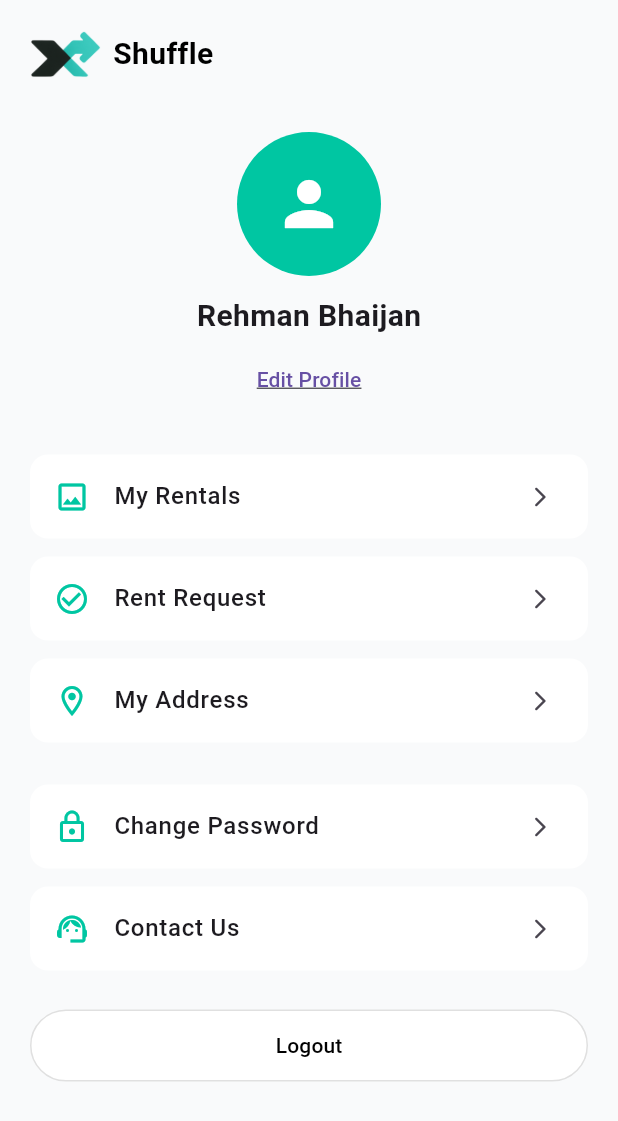
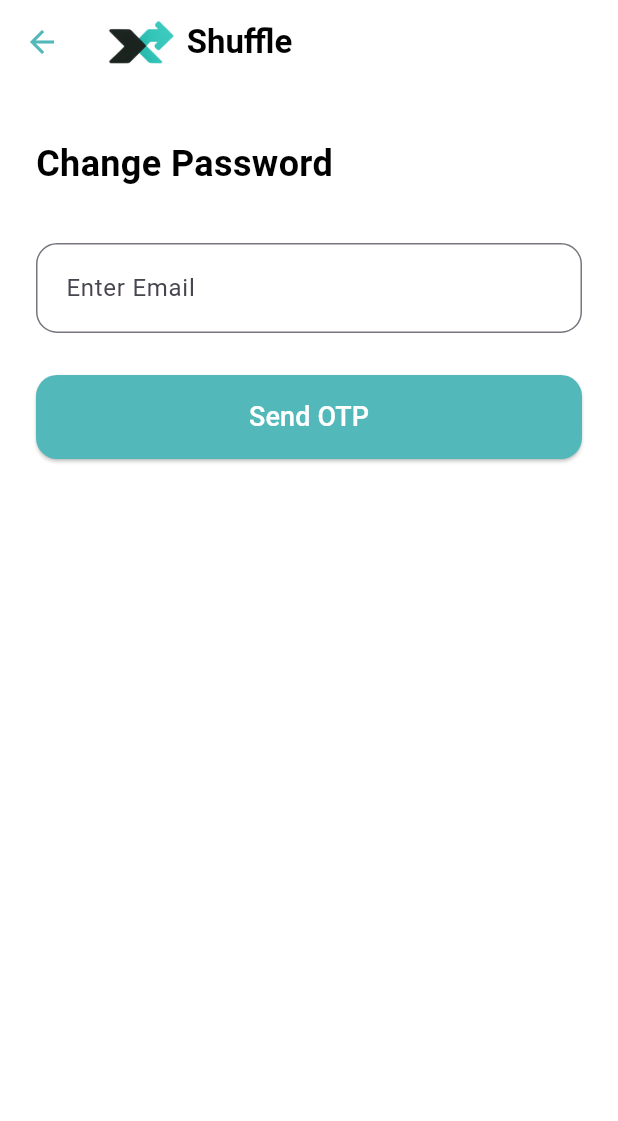
Before and after one commit to acktron/shuffle_native, a Flutter app: the ProfilePage screen opened directly, after a tap on "Change Password", on a phone screen of 412 x 824 dp. Shown: the top 1121 px of the screen. Run offline on Flutter 3.47's test engine with Material 3 defaults, Android fonts, the phone set to English and light mode, and no system bars; our stand-ins replace dio, flutter_secure_storage, geocoding, geolocator, google_maps_flutter, image_picker and 1 more; accounts and stored records are empty.

Commit message:
change_password_page

```diff
--- /dev/null
+++ b/lib/change_password.dart
@@ -0,0 +1,88 @@
+import 'package:flutter/material.dart';
+
+class ChangePasswordPage extends StatelessWidget {
+  const ChangePasswordPage({super.key});
+
+  @override
+  Widget build(BuildContext context) {
+    final Color tealColor = const Color(0xFF52B8B9);
+
+    return Scaffold(
+      backgroundColor: Colors.white,
+      appBar: AppBar(
+        backgroundColor: Colors.white,
+        elevation: 0,
+        leading: IconButton(
+          icon: Icon(Icons.arrow_back, color: tealColor),
+          onPressed: () {
+            Navigator.pop(context);
+          },
+        ),
+        title: Row(
+          children: [
+            Image.asset(
+              'assesets/images/MainLogo.png', // Change to your logo asset path
+              height: 30,
+            ),
+            const SizedBox(width: 8),
+            Text(
+              'Shuffle',
+              style: TextStyle(
+                color: Colors.black,
+                fontWeight: FontWeight.bold,
+              ),
+            ),
+          ],
+        ),
+      ),
+      body: Padding(
+        padding: const EdgeInsets.symmetric(horizontal: 24, vertical: 12),
+        child: Column(
+          crossAxisAlignment: CrossAxisAlignment.start,
+          children: [
+            const SizedBox(height: 24),
+            Text(
+              "Change Password",
+              style: TextStyle(
+                fontSize: 24,
+                fontWeight: FontWeight.bold,
+                color: Colors.black,
+              ),
+            ),
+            const SizedBox(height: 36),
+            TextField(
+              decoration: InputDecoration(
+                hintText: "Enter Email",
+                contentPadding: const EdgeInsets.symmetric(horizontal: 16, vertical: 18),
+                border: OutlineInputBorder(
+                  borderRadius: BorderRadius.circular(14),
+                  borderSide: const BorderSide(color: Colors.black12),
+                ),
+              ),
+            ),
+            const SizedBox(height: 28),
+            SizedBox(
+              width: double.infinity,
+              height: 56,
+              child: ElevatedButton(
+                style: ElevatedButton.styleFrom(
+                  backgroundColor: tealColor,
+                  shape: RoundedRectangleBorder(
+                    borderRadius: BorderRadius.circular(14),
+                  ),
+                ),
+                onPressed: () {
+                  // Send OTP action
+                },
+                child: const Text(
+                  'Send OTP',
+                  style: TextStyle(fontSize: 18, color: Colors.white),
+                ),
+              ),
+            )
+          ],
+        ),
+      ),
+    );
+  }
+}
--- a/lib/profile_page.dart
+++ b/lib/profile_page.dart
@@ -1,4 +1,5 @@
 import 'package:flutter/material.dart';
+import 'package:shuffle_native/change_password.dart';
 
 class ProfilePage extends StatelessWidget {
   const ProfilePage({super.key});
@@ -58,12 +59,62 @@ class ProfilePage extends StatelessWidget {
               padding: const EdgeInsets.symmetric(horizontal: 20),
               child: Column(
                 children: [
-                  _buildTile(Icons.image_outlined, "My Rentals", tealColor),
-                  _buildTile(Icons.check_circle_outline, "Rent Request", tealColor),
-                  _buildTile(Icons.location_on_outlined, "My Address", tealColor),
+                  _buildTile(
+                    Icons.image_outlined,
+                    "My Rentals",
+                    tealColor,
+                    () {
+                      // Navigator.push(
+                      //   context,
+                      //   MaterialPageRoute(builder: (context) => MyRentalsPage()),
+                      // );
+                    },
+                  ),
+                  _buildTile(
+                    Icons.check_circle_outline,
+                    "Rent Request",
+                    tealColor,
+                    () {
+                      // Navigator.push(
+                      //   context,
+                      //   MaterialPageRoute(builder: (context) => RentRequestPage()),
+                      // );
+                    },
+                  ),
+                  _buildTile(
+                    Icons.location_on_outlined,
+                    "My Address",
+                    tealColor,
+                    () {
+                      // Navigator.push(
+                      //   context,
+                      //   MaterialPageRoute(builder: (context) => MyAddressPage()),
+                      // );
+                    },
+                  ),
                   const SizedBox(height: 16),
-                  _buildTile(Icons.lock_outline, "Change Password", tealColor),
-                  _buildTile(Icons.support_agent, "Contact Us", tealColor),
+                  _buildTile(
+                    Icons.lock_outline,
+                    "Change Password",
+                    tealColor,
+                    () {
+                      Navigator.push(
+                        context,
+                        MaterialPageRoute(builder: (context) => ChangePasswordPage()),
+                      );
+                    },
+                  ),
+                  _buildTile(
+                    Icons.support_agent,
+                    "Contact Us",
+                    tealColor,
+                    () {
+                      // Navigator.push(
+                      //   context,
+                      //   MaterialPageRoute(builder: (context) => ContactUsPage()),
+                      // );
+                    },
+                  ),
                 ],
               ),
             ),
@@ -93,7 +144,7 @@ class ProfilePage extends StatelessWidget {
     );
   }
 
-  Widget _buildTile(IconData icon, String title, Color color) {
+  Widget _buildTile(IconData icon, String title, Color color, VoidCallback onTap) {
     return Card(
       margin: const EdgeInsets.symmetric(vertical: 6),
       elevation: 0,
@@ -103,9 +154,7 @@ class ProfilePage extends StatelessWidget {
         leading: Icon(icon, color: color),
         title: Text(title, style: const TextStyle(fontWeight: FontWeight.w500)),
         trailing: const Icon(Icons.arrow_forward_ios_rounded, size: 16),
-        onTap: () {
-          // TODO: Navigate to respective screens
-        },
+        onTap: onTap,
       ),
     );
   }
```
